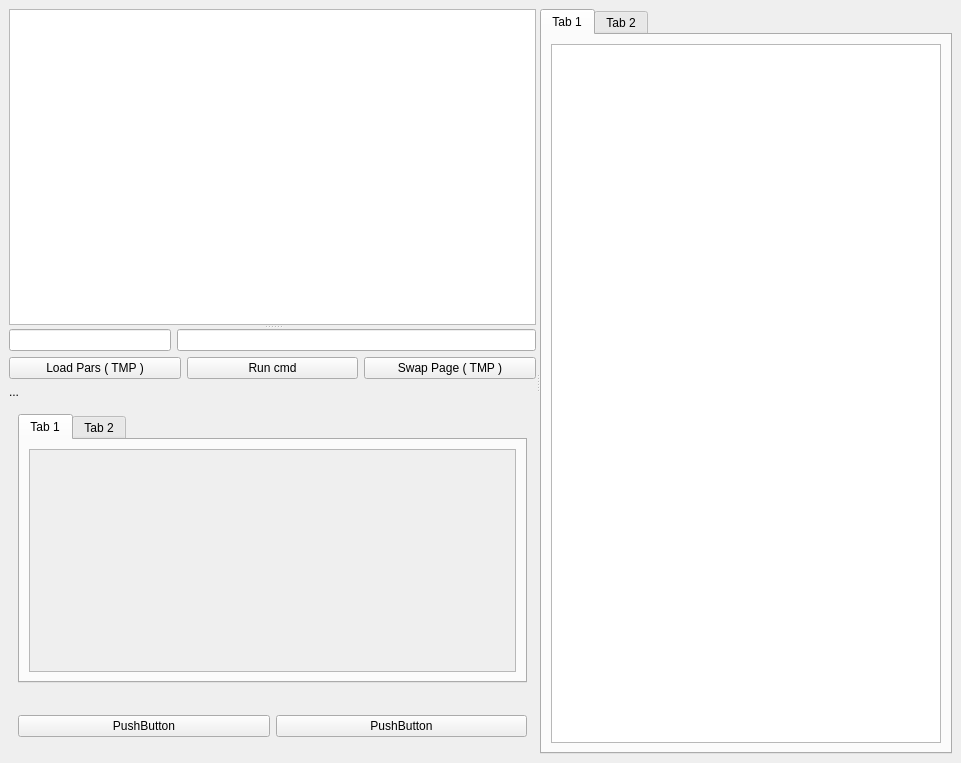
Above: src/client/client.ui from ccp4/DUI2 before the change. Below: the same form after it.
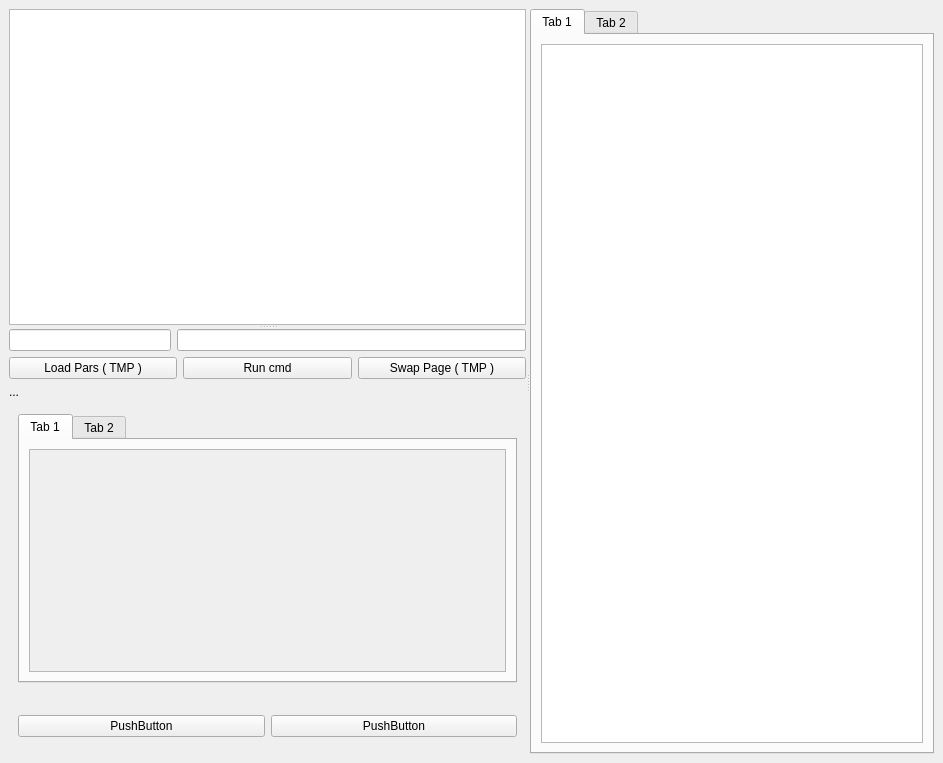
That is the form after the change. The open tabs and pages were chosen to show the change.

```diff
--- a/src/client/client.ui
+++ b/src/client/client.ui
@@ -6,7 +6,7 @@
    <rect>
     <x>0</x>
     <y>0</y>
-    <width>961</width>
+    <width>943</width>
     <height>763</height>
    </rect>
   </property>
@@ -124,8 +124,8 @@
                      <rect>
                       <x>0</x>
                       <y>0</y>
-                      <width>80</width>
-                      <height>16</height>
+                      <width>500</width>
+                      <height>212</height>
                      </rect>
                     </property>
                    </widget>
```
Left out of the diff: 42 changed lines with no effect on the pictures.
